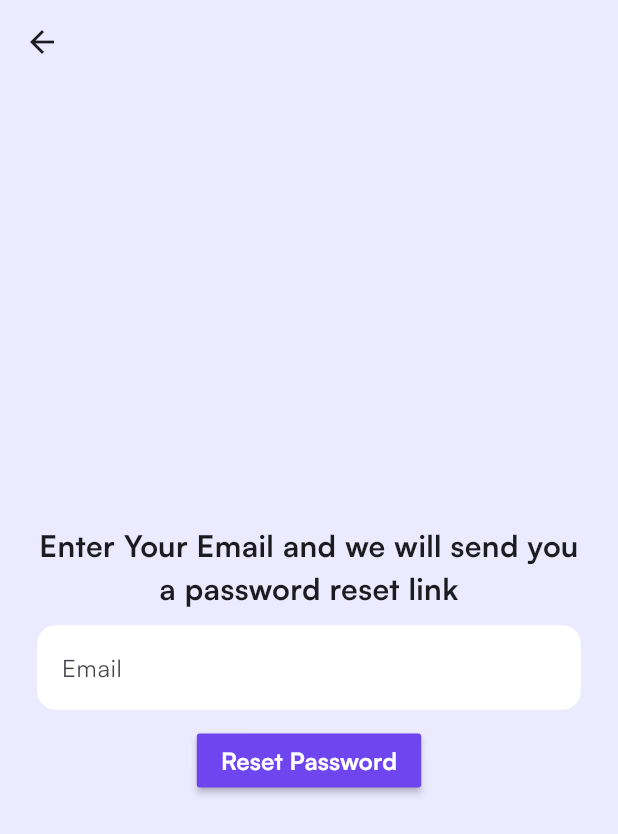
After one commit to leequeRz/FitChoose, a Flutter app: the screen it shows after launch, after a tap on "Forgot Password?", on a phone screen of 412 x 824 dp. The commit adds this screen. Shown: the top 834 px of the screen. Run offline on Flutter 3.47's test engine with Material 3 defaults, Android fonts, the phone set to English and light mode, and no system bars; our stand-ins replace firebase_auth, firebase_core, firebase_storage, google_nav_bar, google_sign_in, image_picker; accounts and stored records are empty.

Commit message:
add feature forget password

```diff
--- /dev/null
+++ b/frontend/lib/pages/loginregister/forget_pw_page.dart
@@ -0,0 +1,104 @@
+import 'package:firebase_auth/firebase_auth.dart';
+import 'package:flutter/material.dart';
+
+class ForgetPasswordPage extends StatefulWidget {
+  const ForgetPasswordPage({super.key});
+
+  @override
+  State<ForgetPasswordPage> createState() => _MyWidgetState();
+}
+
+class _MyWidgetState extends State<ForgetPasswordPage> {
+  final _emailController = TextEditingController();
+
+  @override
+  void dispose() {
+    _emailController.dispose();
+    super.dispose();
+  }
+
+  Future passwordReset() async {
+    try {
+      await FirebaseAuth.instance.sendPasswordResetEmail(
+        email: _emailController.text.trim(),
+      );
+      ScaffoldMessenger.of(context).showSnackBar(
+        SnackBar(
+          content: Text('Password reset link sent! Check your email.'),
+        ),
+      );
+      Navigator.pop(context);
+    } on FirebaseAuthException catch (e) {
+      print(e);
+      ScaffoldMessenger.of(context).showSnackBar(
+        SnackBar(
+          content: Text(e.message.toString()),
+        ),
+      );
+    }
+  }
+
+  @override
+  Widget build(BuildContext context) {
+    return Scaffold(
+      appBar: AppBar(
+        // title: const Text('Forget Password'),
+        centerTitle: true,
+        backgroundColor: Color(0xFFEBEAFF),
+      ),
+      backgroundColor: Color(0xFFEBEAFF),
+      body: SafeArea(
+          child: Column(
+        mainAxisAlignment: MainAxisAlignment.center,
+        children: [
+          Padding(
+            padding: const EdgeInsets.symmetric(horizontal: 25.0),
+            child: Text(
+              'Enter Your Email and we will send you a password reset link',
+              textAlign: TextAlign.center,
+              style: TextStyle(
+                fontSize: 20,
+                fontWeight: FontWeight.bold,
+              ),
+            ),
+          ),
+          SizedBox(
+            height: 10,
+          ),
+          Padding(
+            padding: const EdgeInsets.symmetric(horizontal: 25.0),
+            child: TextField(
+              controller: _emailController,
+              decoration: InputDecoration(
+                enabledBorder: OutlineInputBorder(
+                  borderSide: BorderSide(color: Colors.white),
+                  borderRadius: BorderRadius.circular(12),
+                ),
+                focusedBorder: OutlineInputBorder(
+                  borderSide: BorderSide(color: Color(0xFF6F45EF)),
+                  borderRadius: BorderRadius.circular(12),
+                ),
+                hintText: 'Email',
+                fillColor: Colors.white,
+                filled: true,
+              ),
+            ),
+          ),
+          SizedBox(
+            height: 10,
+          ),
+          MaterialButton(
+            onPressed: passwordReset,
+            child: Text('Reset Password',
+                style: TextStyle(
+                  color: Colors.white,
+                  fontSize: 16,
+                  fontWeight: FontWeight.bold,
+                )),
+            color: Color(0xFF6F45EF),
+          )
+        ],
+      )),
+    );
+  }
+}
--- a/frontend/lib/pages/loginregister/login_page.dart
+++ b/frontend/lib/pages/loginregister/login_page.dart
@@ -2,6 +2,7 @@ import 'package:firebase_auth/firebase_auth.dart';
 import 'package:fitchoose/components/loginregis/%E0%B8%B4button_login_regis.dart';
 import 'package:fitchoose/components/loginregis/login_regis_textfield.dart';
 import 'package:fitchoose/components/loginregis/square_tile.dart';
+import 'package:fitchoose/pages/loginregister/forget_pw_page.dart';
 import 'package:fitchoose/services/auth_service.dart';
 import 'package:fitchoose/services/api_service.dart'; // เพิ่ม import
 import 'package:fitchoose/pages/home_page.dart'; // เพิ่ม import
@@ -230,9 +231,18 @@ class _LoginPageState extends State<LoginPage> {
                   child: Row(
                     mainAxisAlignment: MainAxisAlignment.end,
                     children: [
-                      Text(
-                        'Forgot Password?',
-                        style: TextStyle(color: Color(0xFF6F45EF)),
+                      GestureDetector(
+                        onTap: () {
+                          Navigator.push(
+                              context,
+                              MaterialPageRoute(
+                                builder: (context) => ForgetPasswordPage(),
+                              ));
+                        },
+                        child: Text(
+                          'Forgot Password?',
+                          style: TextStyle(color: Color(0xFF6F45EF)),
+                        ),
                       ),
                     ],
                   ),
```
